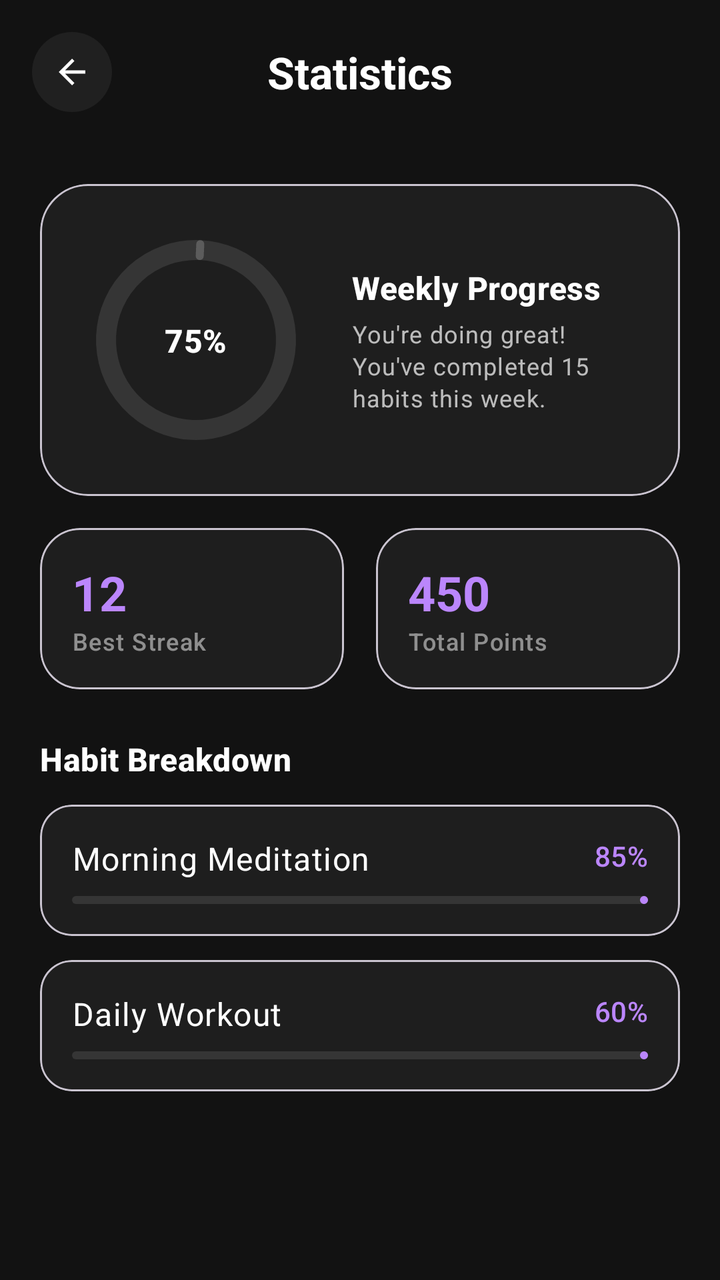
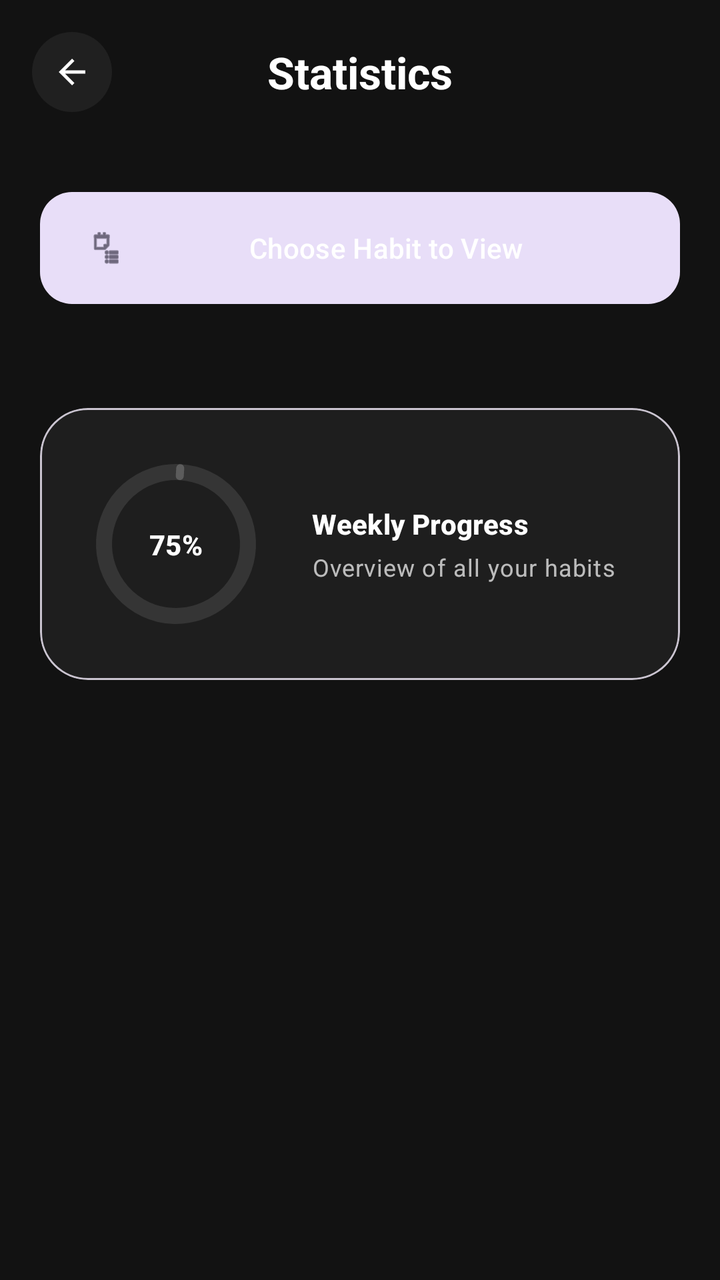

Before-and-after screenshots of an Android layout around one commit, followed by the original layout XML and the change that was made.
<!-- AndroidManifest.xml: application theme Theme.HabitFLOWS -->
<!-- res/layout/activity_statistics.xml -->
<?xml version="1.0" encoding="utf-8"?>
<androidx.constraintlayout.widget.ConstraintLayout xmlns:android="http://schemas.android.com/apk/res/android"
    xmlns:app="http://schemas.android.com/apk/res-auto"
    xmlns:tools="http://schemas.android.com/tools"
    android:id="@+id/main"
    android:layout_width="match_parent"
    android:layout_height="match_parent"
    android:background="@color/background_black"
    tools:context=".Statistics">

    
    <ImageView
        android:id="@+id/btnBackStats"
        android:layout_width="40dp"
        android:layout_height="40dp"
        android:layout_marginStart="16dp"
        android:layout_marginTop="16dp"
        android:background="@drawable/circle_button_bg"
        android:contentDescription="Back"
        android:padding="10dp"
        app:layout_constraintStart_toStartOf="parent"
        app:layout_constraintTop_toTopOf="parent"
        app:srcCompat="@drawable/outline_arrow_back_24"
        app:tint="@color/white" />

    <TextView
        android:id="@+id/tvStatsHeader"
        android:layout_width="wrap_content"
        android:layout_height="wrap_content"
        android:text="Statistics"
        android:textAppearance="@style/TextAppearance.Material3.TitleLarge"
        android:textColor="@color/whiteText"
        android:textStyle="bold"
        app:layout_constraintBottom_toBottomOf="@+id/btnBackStats"
        app:layout_constraintEnd_toEndOf="parent"
        app:layout_constraintStart_toStartOf="parent"
        app:layout_constraintTop_toTopOf="@+id/btnBackStats" />

    <ScrollView
        android:layout_width="match_parent"
        android:layout_height="0dp"
        android:layout_marginTop="16dp"
        app:layout_constraintBottom_toBottomOf="parent"
        app:layout_constraintTop_toBottomOf="@id/btnBackStats">

        <LinearLayout
            android:layout_width="match_parent"
            android:layout_height="wrap_content"
            android:orientation="vertical"
            android:padding="20dp">

            
            <com.google.android.material.card.MaterialCardView
                android:layout_width="match_parent"
                android:layout_height="wrap_content"
                app:cardBackgroundColor="@color/surface_dark"
                app:cardCornerRadius="24dp"
                app:cardElevation="0dp">

                <androidx.constraintlayout.widget.ConstraintLayout
                    android:layout_width="match_parent"
                    android:layout_height="wrap_content"
                    android:padding="24dp">

                    <com.google.android.material.progressindicator.CircularProgressIndicator
                        android:id="@+id/cpOverall"
                        android:layout_width="wrap_content"
                        android:layout_height="wrap_content"
                        android:progress="75"
                        app:indicatorColor="@color/purple_200"
                        app:indicatorSize="100dp"
                        app:layout_constraintBottom_toBottomOf="parent"
                        app:layout_constraintStart_toStartOf="parent"
                        app:layout_constraintTop_toTopOf="parent"
                        app:trackColor="#1AFFFFFF"
                        app:trackThickness="10dp" />

                    <TextView
                        android:layout_width="wrap_content"
                        android:layout_height="wrap_content"
                        android:text="75%"
                        android:textAppearance="@style/TextAppearance.Material3.TitleMedium"
                        android:textColor="@color/whiteText"
                        android:textStyle="bold"
                        app:layout_constraintBottom_toBottomOf="@id/cpOverall"
                        app:layout_constraintEnd_toEndOf="@id/cpOverall"
                        app:layout_constraintStart_toStartOf="@id/cpOverall"
                        app:layout_constraintTop_toTopOf="@id/cpOverall" />

                    <LinearLayout
                        android:layout_width="0dp"
                        android:layout_height="wrap_content"
                        android:layout_marginStart="24dp"
                        android:orientation="vertical"
                        app:layout_constraintBottom_toBottomOf="parent"
                        app:layout_constraintEnd_toEndOf="parent"
                        app:layout_constraintStart_toEndOf="@id/cpOverall"
                        app:layout_constraintTop_toTopOf="parent">

                        <TextView
                            android:layout_width="wrap_content"
                            android:layout_height="wrap_content"
                            android:text="Weekly Progress"
                            android:textAppearance="@style/TextAppearance.Material3.TitleMedium"
                            android:textColor="@color/whiteText"
                            android:textStyle="bold" />

                        <TextView
                            android:layout_width="wrap_content"
                            android:layout_height="wrap_content"
                            android:layout_marginTop="4dp"
                            android:text="You're doing great! You've completed 15 habits this week."
                            android:textAppearance="@style/TextAppearance.Material3.BodySmall"
                            android:textColor="#B3FFFFFF" />
                    </LinearLayout>

                </androidx.constraintlayout.widget.ConstraintLayout>
            </com.google.android.material.card.MaterialCardView>

            
            <GridLayout
                android:layout_width="match_parent"
                android:layout_height="wrap_content"
                android:layout_marginTop="16dp"
                android:columnCount="2">

                <com.google.android.material.card.MaterialCardView
                    android:layout_width="0dp"
                    android:layout_height="wrap_content"
                    android:layout_columnWeight="1"
                    android:layout_marginEnd="8dp"
                    app:cardBackgroundColor="@color/surface_dark"
                    app:cardCornerRadius="20dp"
                    app:cardElevation="0dp">

                    <LinearLayout
                        android:layout_width="match_parent"
                        android:layout_height="wrap_content"
                        android:orientation="vertical"
                        android:padding="16dp">

                        <TextView
                            android:layout_width="wrap_content"
                            android:layout_height="wrap_content"
                            android:text="12"
                            android:textAppearance="@style/TextAppearance.Material3.HeadlineSmall"
                            android:textColor="@color/purple_200"
                            android:textStyle="bold" />

                        <TextView
                            android:layout_width="wrap_content"
                            android:layout_height="wrap_content"
                            android:text="Best Streak"
                            android:textAppearance="@style/TextAppearance.Material3.LabelMedium"
                            android:textColor="#80FFFFFF" />
                    </LinearLayout>
                </com.google.android.material.card.MaterialCardView>

                <com.google.android.material.card.MaterialCardView
                    android:layout_width="0dp"
                    android:layout_height="wrap_content"
                    android:layout_columnWeight="1"
                    android:layout_marginStart="8dp"
                    app:cardBackgroundColor="@color/surface_dark"
                    app:cardCornerRadius="20dp"
                    app:cardElevation="0dp">

                    <LinearLayout
                        android:layout_width="match_parent"
                        android:layout_height="wrap_content"
                        android:orientation="vertical"
                        android:padding="16dp">

                        <TextView
                            android:layout_width="wrap_content"
                            android:layout_height="wrap_content"
                            android:text="450"
                            android:textAppearance="@style/TextAppearance.Material3.HeadlineSmall"
                            android:textColor="@color/purple_200"
                            android:textStyle="bold" />

                        <TextView
                            android:layout_width="wrap_content"
                            android:layout_height="wrap_content"
                            android:text="Total Points"
                            android:textAppearance="@style/TextAppearance.Material3.LabelMedium"
                            android:textColor="#80FFFFFF" />
                    </LinearLayout>
                </com.google.android.material.card.MaterialCardView>
            </GridLayout>

            
            <TextView
                android:layout_width="wrap_content"
                android:layout_height="wrap_content"
                android:layout_marginTop="24dp"
                android:layout_marginBottom="12dp"
                android:text="Habit Breakdown"
                android:textAppearance="@style/TextAppearance.Material3.TitleMedium"
                android:textColor="@color/whiteText"
                android:textStyle="bold" />

            <com.google.android.material.card.MaterialCardView
                android:layout_width="match_parent"
                android:layout_height="wrap_content"
                android:layout_marginBottom="12dp"
                app:cardBackgroundColor="@color/surface_dark"
                app:cardCornerRadius="16dp"
                app:cardElevation="0dp">

                <androidx.constraintlayout.widget.ConstraintLayout
                    android:layout_width="match_parent"
                    android:layout_height="wrap_content"
                    android:padding="16dp">

                    <TextView
                        android:id="@+id/tvH1Name"
                        android:layout_width="wrap_content"
                        android:layout_height="wrap_content"
                        android:text="Morning Meditation"
                        android:textAppearance="@style/TextAppearance.Material3.BodyLarge"
                        android:textColor="@color/whiteText"
                        app:layout_constraintStart_toStartOf="parent"
                        app:layout_constraintTop_toTopOf="parent" />

                    <TextView
                        android:layout_width="wrap_content"
                        android:layout_height="wrap_content"
                        android:text="85%"
                        android:textAppearance="@style/TextAppearance.Material3.LabelLarge"
                        android:textColor="@color/purple_200"
                        app:layout_constraintEnd_toEndOf="parent"
                        app:layout_constraintTop_toTopOf="parent" />

                    <com.google.android.material.progressindicator.LinearProgressIndicator
                        android:layout_width="0dp"
                        android:layout_height="wrap_content"
                        android:layout_marginTop="8dp"
                        android:progress="85"
                        app:indicatorColor="@color/purple_200"
                        app:layout_constraintEnd_toEndOf="parent"
                        app:layout_constraintStart_toStartOf="parent"
                        app:layout_constraintTop_toBottomOf="@id/tvH1Name"
                        app:trackColor="#1AFFFFFF"
                        app:trackCornerRadius="4dp" />

                </androidx.constraintlayout.widget.ConstraintLayout>
            </com.google.android.material.card.MaterialCardView>

            <com.google.android.material.card.MaterialCardView
                android:layout_width="match_parent"
                android:layout_height="wrap_content"
                android:layout_marginBottom="32dp"
                app:cardBackgroundColor="@color/surface_dark"
                app:cardCornerRadius="16dp"
                app:cardElevation="0dp">

                <androidx.constraintlayout.widget.ConstraintLayout
                    android:layout_width="match_parent"
                    android:layout_height="wrap_content"
                    android:padding="16dp">

                    <TextView
                        android:id="@+id/tvH2Name"
                        android:layout_width="wrap_content"
                        android:layout_height="wrap_content"
                        android:text="Daily Workout"
                        android:textAppearance="@style/TextAppearance.Material3.BodyLarge"
                        android:textColor="@color/whiteText"
                        app:layout_constraintStart_toStartOf="parent"
                        app:layout_constraintTop_toTopOf="parent" />

                    <TextView
                        android:layout_width="wrap_content"
                        android:layout_height="wrap_content"
                        android:text="60%"
                        android:textAppearance="@style/TextAppearance.Material3.LabelLarge"
                        android:textColor="@color/purple_200"
                        app:layout_constraintEnd_toEndOf="parent"
                        app:layout_constraintTop_toTopOf="parent" />

                    <com.google.android.material.progressindicator.LinearProgressIndicator
                        android:layout_width="0dp"
                        android:layout_height="wrap_content"
                        android:layout_marginTop="8dp"
                        android:progress="60"
                        app:indicatorColor="@color/purple_200"
                        app:layout_constraintEnd_toEndOf="parent"
                        app:layout_constraintStart_toStartOf="parent"
                        app:layout_constraintTop_toBottomOf="@id/tvH2Name"
                        app:trackColor="#1AFFFFFF"
                        app:trackCornerRadius="4dp" />

                </androidx.constraintlayout.widget.ConstraintLayout>
            </com.google.android.material.card.MaterialCardView>

        </LinearLayout>
    </ScrollView>

</androidx.constraintlayout.widget.ConstraintLayout>
<!-- resources referenced by this layout -->
<resources>
  <color name="background_black">#121212</color>
  <color name="purple_200">#FFBB86FC</color>
  <color name="surface_dark">#1E1E1E</color>
  <color name="white">#FFFFFFFF</color>
  <color name="whiteText">#FFFFFF</color>
  <!-- drawable circle_button_bg (drawable) -->
  <?xml version="1.0" encoding="utf-8"?>
  <shape xmlns:android="http://schemas.android.com/apk/res/android"
      android:shape="oval">
      <solid android:color="#0FFFFFFF" />
  </shape>
  <!-- drawable outline_arrow_back_24 (drawable) -->
  <vector xmlns:android="http://schemas.android.com/apk/res/android" android:autoMirrored="true" android:height="24dp" android:tint="#000000" android:viewportHeight="960" android:viewportWidth="960" android:width="24dp">
        
      <path android:fillColor="@android:color/white" android:pathData="M313,520L537,744L480,800L160,480L480,160L537,216L313,440L800,440L800,520L313,520Z"/>
      
  </vector>
  <style name="Theme.HabitFLOWS" parent="Base.Theme.HabitFLOWS" />
  <style name="Base.Theme.HabitFLOWS" parent="Theme.Material3.DayNight.NoActionBar">
          
          
      </style>
</resources>

<!-- the commit's change to res/layout/activity_statistics.xml (unified diff, before → after) -->
@@ -50,9 +50,131 @@
             android:padding="20dp">
 
             
+            <com.google.android.material.button.MaterialButton
+                android:id="@+id/btnSelectHabit"
+                style="@style/Widget.Material3.Button.TonalButton"
+                android:layout_width="match_parent"
+                android:layout_height="64dp"
+                android:layout_marginBottom="24dp"
+                android:text="Choose Habit to View"
+                android:textColor="@color/whiteText"
+                app:cornerRadius="16dp"
+                app:icon="@android:drawable/ic_menu_agenda" />
+
+            
+            <com.google.android.material.card.MaterialCardView
+                android:id="@+id/cvHabitDetail"
+                android:layout_width="match_parent"
+                android:layout_height="wrap_content"
+                android:visibility="gone"
+                app:cardBackgroundColor="@color/surface_dark"
+                app:cardCornerRadius="24dp"
+                app:cardElevation="0dp"
+                tools:visibility="visible">
+
+                <LinearLayout
+                    android:layout_width="match_parent"
+                    android:layout_height="wrap_content"
+                    android:orientation="vertical"
+                    android:padding="24dp">
+
+                    <TextView
+                        android:id="@+id/tvDetailName"
+                        android:layout_width="wrap_content"
+                        android:layout_height="wrap_content"
+                        android:text="Habit Name"
+                        android:textAppearance="@style/TextAppearance.Material3.HeadlineSmall"
+                        android:textColor="@color/whiteText"
+                        android:textStyle="bold" />
+
+                    <View
+                        android:layout_width="match_parent"
+                        android:layout_height="1dp"
+                        android:layout_marginVertical="16dp"
+                        android:background="#1AFFFFFF" />
+
+                    <GridLayout
+                        android:layout_width="match_parent"
+                        android:layout_height="wrap_content"
+                        android:columnCount="2"
+                        android:rowCount="2">
+
+                        
+                        <LinearLayout
+                            android:layout_width="0dp"
+                            android:layout_height="wrap_content"
+                            android:layout_columnWeight="1"
+                            android:layout_marginBottom="16dp"
+                            android:orientation="vertical">
+                            <TextView
+                                android:layout_width="wrap_content"
+                                android:layout_height="wrap_content"
+                                android:text="DURATION"
+                                android:textAppearance="@style/TextAppearance.Material3.LabelSmall"
+                                android:textColor="#80FFFFFF" />
+                            <TextView
+                                android:id="@+id/tvDetailDuration"
+                                android:layout_width="wrap_content"
+                                android:layout_height="wrap_content"
+                                android:text="-- Days"
+                                android:textAppearance="@style/TextAppearance.Material3.BodyLarge"
+                                android:textColor="@color/purple_200"
+                                android:textStyle="bold" />
+                        </LinearLayout>
+
+                        
+                        <LinearLayout
+                            android:layout_width="0dp"
+                            android:layout_height="wrap_content"
+                            android:layout_columnWeight="1"
+                            android:layout_marginBottom="16dp"
+                            android:orientation="vertical">
+                            <TextView
+                                android:layout_width="wrap_content"
+                                android:layout_height="wrap_content"
+                                android:text="START DATE"
+                                android:textAppearance="@style/TextAppearance.Material3.LabelSmall"
+                                android:textColor="#80FFFFFF" />
+                            <TextView
+                                android:id="@+id/tvDetailStart"
+                                android:layout_width="wrap_content"
+                                android:layout_height="wrap_content"
+                                android:text="--"
+                                android:textAppearance="@style/TextAppearance.Material3.BodyLarge"
+                                android:textColor="@color/whiteText" />
+                        </LinearLayout>
+
+                        
+                        <LinearLayout
+                            android:layout_width="0dp"
+                            android:layout_height="wrap_content"
+                            android:layout_columnWeight="1"
+                            android:orientation="vertical">
+                            <TextView
+                                android:layout_width="wrap_content"
+                                android:layout_height="wrap_content"
+                                android:text="ESTIMATED END"
+                                android:textAppearance="@style/TextAppearance.Material3.LabelSmall"
+                                android:textColor="#80FFFFFF" />
+                            <TextView
+                                android:id="@+id/tvDetailEnd"
+                                android:layout_width="wrap_content"
+                                android:layout_height="wrap_content"
+                                android:text="--"
+                                android:textAppearance="@style/TextAppearance.Material3.BodyLarge"
+                                android:textColor="@color/whiteText" />
+                        </LinearLayout>
+
+                    </GridLayout>
+
+                </LinearLayout>
+            </com.google.android.material.card.MaterialCardView>
+
+            
             <com.google.android.material.card.MaterialCardView
                 android:layout_width="match_parent"
                 android:layout_height="wrap_content"
+                android:layout_marginTop="24dp"
                 app:cardBackgroundColor="@color/surface_dark"
                 app:cardCornerRadius="24dp"
                 app:cardElevation="0dp">
@@ -68,18 +190,19 @@
                         android:layout_height="wrap_content"
                         android:progress="75"
                         app:indicatorColor="@color/purple_200"
-                        app:indicatorSize="100dp"
+                        app:indicatorSize="80dp"
                         app:layout_constraintBottom_toBottomOf="parent"
                         app:layout_constraintStart_toStartOf="parent"
                         app:layout_constraintTop_toTopOf="parent"
                         app:trackColor="#1AFFFFFF"
-                        app:trackThickness="10dp" />
+                        app:trackThickness="8dp" />
 
                     <TextView
+                        android:id="@+id/tvOverallPercent"
                         android:layout_width="wrap_content"
                         android:layout_height="wrap_content"
                         android:text="75%"
-                        android:textAppearance="@style/TextAppearance.Material3.TitleMedium"
+                        android:textAppearance="@style/TextAppearance.Material3.TitleSmall"
                         android:textColor="@color/whiteText"
                         android:textStyle="bold"
                         app:layout_constraintBottom_toBottomOf="@id/cpOverall"
@@ -101,7 +224,7 @@
                             android:layout_width="wrap_content"
                             android:layout_height="wrap_content"
                             android:text="Weekly Progress"
-                            android:textAppearance="@style/TextAppearance.Material3.TitleMedium"
+                            android:textAppearance="@style/TextAppearance.Material3.TitleSmall"
                             android:textColor="@color/whiteText"
                             android:textStyle="bold" />
 
@@ -109,7 +232,7 @@
                             android:layout_width="wrap_content"
                             android:layout_height="wrap_content"
                             android:layout_marginTop="4dp"
-                            android:text="You're doing great! You've completed 15 habits this week."
+                            android:text="Overview of all your habits"
                             android:textAppearance="@style/TextAppearance.Material3.BodySmall"
                             android:textColor="#B3FFFFFF" />
                     </LinearLayout>
@@ -117,183 +240,6 @@
                 </androidx.constraintlayout.widget.ConstraintLayout>
             </com.google.android.material.card.MaterialCardView>
 
-            
-            <GridLayout
-                android:layout_width="match_parent"
-                android:layout_height="wrap_content"
-                android:layout_marginTop="16dp"
-                android:columnCount="2">
-
-                <com.google.android.material.card.MaterialCardView
-                    android:layout_width="0dp"
-                    android:layout_height="wrap_content"
-                    android:layout_columnWeight="1"
-                    android:layout_marginEnd="8dp"
-                    app:cardBackgroundColor="@color/surface_dark"
-                    app:cardCornerRadius="20dp"
-                    app:cardElevation="0dp">
-
-                    <LinearLayout
-                        android:layout_width="match_parent"
-                        android:layout_height="wrap_content"
-                        android:orientation="vertical"
-                        android:padding="16dp">
-
-                        <TextView
-                            android:layout_width="wrap_content"
-                            android:layout_height="wrap_content"
-                            android:text="12"
-                            android:textAppearance="@style/TextAppearance.Material3.HeadlineSmall"
-                            android:textColor="@color/purple_200"
-                            android:textStyle="bold" />
-
-                        <TextView
-                            android:layout_width="wrap_content"
-                            android:layout_height="wrap_content"
-                            android:text="Best Streak"
-                            android:textAppearance="@style/TextAppearance.Material3.LabelMedium"
-                            android:textColor="#80FFFFFF" />
-                    </LinearLayout>
-                </com.google.android.material.card.MaterialCardView>
-
-                <com.google.android.material.card.MaterialCardView
-                    android:layout_width="0dp"
-                    android:layout_height="wrap_content"
-                    android:layout_columnWeight="1"
-                    android:layout_marginStart="8dp"
-                    app:cardBackgroundColor="@color/surface_dark"
-                    app:cardCornerRadius="20dp"
-                    app:cardElevation="0dp">
-
-                    <LinearLayout
-                        android:layout_width="match_parent"
-                        android:layout_height="wrap_content"
-                        android:orientation="vertical"
-                        android:padding="16dp">
-
-                        <TextView
-                            android:layout_width="wrap_content"
-                            android:layout_height="wrap_content"
-                            android:text="450"
-                            android:textAppearance="@style/TextAppearance.Material3.HeadlineSmall"
-                            android:textColor="@color/purple_200"
-                            android:textStyle="bold" />
-
-                        <TextView
-                            android:layout_width="wrap_content"
-                            android:layout_height="wrap_content"
-                            android:text="Total Points"
-                            android:textAppearance="@style/TextAppearance.Material3.LabelMedium"
-                            android:textColor="#80FFFFFF" />
-                    </LinearLayout>
-                </com.google.android.material.card.MaterialCardView>
-            </GridLayout>
-
-            
-            <TextView
-                android:layout_width="wrap_content"
-                android:layout_height="wrap_content"
-                android:layout_marginTop="24dp"
-                android:layout_marginBottom="12dp"
-                android:text="Habit Breakdown"
-                android:textAppearance="@style/TextAppearance.Material3.TitleMedium"
-                android:textColor="@color/whiteText"
-                android:textStyle="bold" />
-
-            <com.google.android.material.card.MaterialCardView
-                android:layout_width="match_parent"
-                android:layout_height="wrap_content"
-                android:layout_marginBottom="12dp"
-                app:cardBackgroundColor="@color/surface_dark"
-                app:cardCornerRadius="16dp"
-                app:cardElevation="0dp">
-
-                <androidx.constraintlayout.widget.ConstraintLayout
-                    android:layout_width="match_parent"
-                    android:layout_height="wrap_content"
-                    android:padding="16dp">
-
-                    <TextView
-                        android:id="@+id/tvH1Name"
-                        android:layout_width="wrap_content"
-                        android:layout_height="wrap_content"
-                        android:text="Morning Meditation"
-                        android:textAppearance="@style/TextAppearance.Material3.BodyLarge"
-                        android:textColor="@color/whiteText"
-                        app:layout_constraintStart_toStartOf="parent"
-                        app:layout_constraintTop_toTopOf="parent" />
-
-                    <TextView
-                        android:layout_width="wrap_content"
-                        android:layout_height="wrap_content"
-                        android:text="85%"
-                        android:textAppearance="@style/TextAppearance.Material3.LabelLarge"
-                        android:textColor="@color/purple_200"
-                        app:layout_constraintEnd_toEndOf="parent"
-                        app:layout_constraintTop_toTopOf="parent" />
-
-                    <com.google.android.material.progressindicator.LinearProgressIndicator
-                        android:layout_width="0dp"
-                        android:layout_height="wrap_content"
-                        android:layout_marginTop="8dp"
-                        android:progress="85"
-                        app:indicatorColor="@color/purple_200"
-                        app:layout_constraintEnd_toEndOf="parent"
-                        app:layout_constraintStart_toStartOf="parent"
-                        app:layout_constraintTop_toBottomOf="@id/tvH1Name"
-                        app:trackColor="#1AFFFFFF"
-                        app:trackCornerRadius="4dp" />
-
-                </androidx.constraintlayout.widget.ConstraintLayout>
-            </com.google.android.material.card.MaterialCardView>
-
-            <com.google.android.material.card.MaterialCardView
-                android:layout_width="match_parent"
-                android:layout_height="wrap_content"
-                android:layout_marginBottom="32dp"
-                app:cardBackgroundColor="@color/surface_dark"
-                app:cardCornerRadius="16dp"
-                app:cardElevation="0dp">
-
-                <androidx.constraintlayout.widget.ConstraintLayout
-                    android:layout_width="match_parent"
-                    android:layout_height="wrap_content"
-                    android:padding="16dp">
-
-                    <TextView
-                        android:id="@+id/tvH2Name"
-                        android:layout_width="wrap_content"
-                        android:layout_height="wrap_content"
-                        android:text="Daily Workout"
-                        android:textAppearance="@style/TextAppearance.Material3.BodyLarge"
-                        android:textColor="@color/whiteText"
-                        app:layout_constraintStart_toStartOf="parent"
-                        app:layout_constraintTop_toTopOf="parent" />
-
-                    <TextView
-                        android:layout_width="wrap_content"
-                        android:layout_height="wrap_content"
-                        android:text="60%"
-                        android:textAppearance="@style/TextAppearance.Material3.LabelLarge"
-                        android:textColor="@color/purple_200"
-                        app:layout_constraintEnd_toEndOf="parent"
-                        app:layout_constraintTop_toTopOf="parent" />
-
-                    <com.google.android.material.progressindicator.LinearProgressIndicator
-                        android:layout_width="0dp"
-                        android:layout_height="wrap_content"
-                        android:layout_marginTop="8dp"
-                        android:progress="60"
-                        app:indicatorColor="@color/purple_200"
-                        app:layout_constraintEnd_toEndOf="parent"
-                        app:layout_constraintStart_toStartOf="parent"
-                        app:layout_constraintTop_toBottomOf="@id/tvH2Name"
-                        app:trackColor="#1AFFFFFF"
-                        app:trackCornerRadius="4dp" />
-
-                </androidx.constraintlayout.widget.ConstraintLayout>
-            </com.google.android.material.card.MaterialCardView>
-
         </LinearLayout>
     </ScrollView>
 
